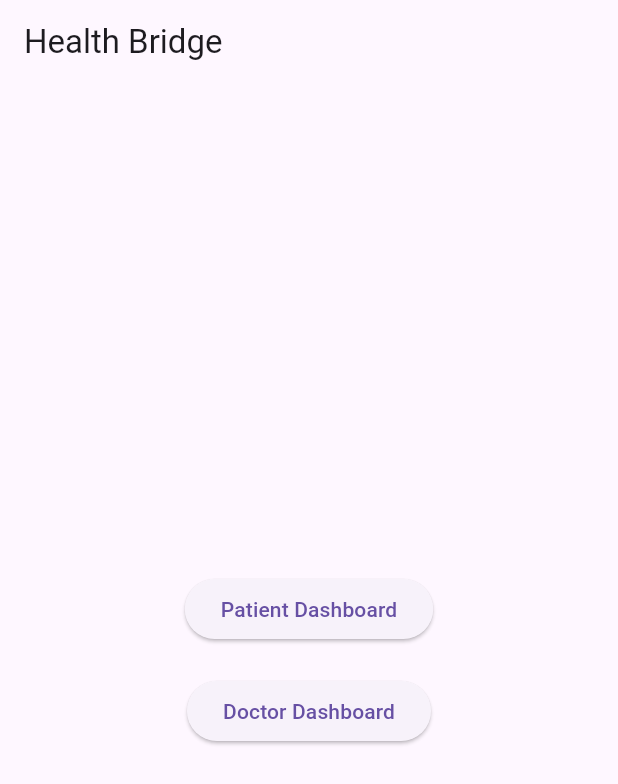
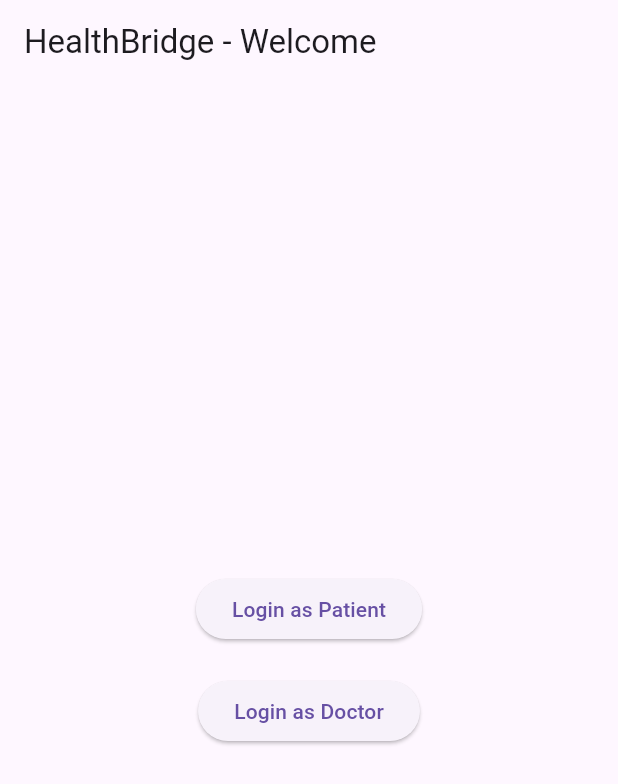
Before and after one commit to vy1216/AI-Shayak, a Flutter app: the screen it shows after launch, on a phone screen of 412 x 824 dp. Shown: the top 784 px of the screen. Run offline on Flutter 3.47's test engine with Material 3 defaults, Android fonts, the phone set to English and light mode, and no system bars; our stand-ins replace camera, image_picker; missing offline and left inert: google_ml_kit.

Commit message:
Changes before Firebase Studio auto-run

```diff
--- /dev/null
+++ b/lib/auth/auth_screen.dart
@@ -0,0 +1,35 @@
+
+import 'package:flutter/material.dart';
+
+class AuthScreen extends StatelessWidget {
+  const AuthScreen({super.key});
+
+  @override
+  Widget build(BuildContext context) {
+    return Scaffold(
+      appBar: AppBar(
+        title: const Text('HealthBridge - Welcome'),
+      ),
+      body: Center(
+        child: Column(
+          mainAxisAlignment: MainAxisAlignment.center,
+          children: <Widget>[
+            ElevatedButton(
+              onPressed: () {
+                Navigator.pushReplacementNamed(context, '/patient_dashboard');
+              },
+              child: const Text('Login as Patient'),
+            ),
+            const SizedBox(height: 20),
+            ElevatedButton(
+              onPressed: () {
+                Navigator.pushReplacementNamed(context, '/doctor_dashboard');
+              },
+              child: const Text('Login as Doctor'),
+            ),
+          ],
+        ),
+      ),
+    );
+  }
+}
--- a/lib/main.dart
+++ b/lib/main.dart
@@ -1,61 +1,30 @@
+
 import 'package:flutter/material.dart';
-import 'package:health_bridge/patient_dashboard/patient_dashboard.dart';
-import 'package:health_bridge/doctor_dashboard/doctor_dashboard.dart';
+import 'package:health_bridge/auth/auth_screen.dart';
+import 'package:health_bridge/patient_dashboard/patient_dashboard_screen.dart';
+import 'package:health_bridge/doctor_dashboard/doctor_dashboard_screen.dart';
 
 void main() {
-  runApp(const MyApp());
+  runApp(const HealthBridgeApp());
 }
 
-class MyApp extends StatelessWidget {
-  const MyApp({Key? key}) : super(key: key);
+class HealthBridgeApp extends StatelessWidget {
+  const HealthBridgeApp({super.key});
 
   @override
   Widget build(BuildContext context) {
     return MaterialApp(
-      title: 'Health Bridge',
+      title: 'HealthBridge',
       theme: ThemeData(
         primarySwatch: Colors.blue,
+        visualDensity: VisualDensity.adaptivePlatformDensity,
       ),
-      home: const HomePage(),
+      initialRoute: '/',
+      routes: {
+        '/': (context) => const AuthScreen(),
+        '/patient_dashboard': (context) => const PatientDashboardScreen(),
+        '/doctor_dashboard': (context) => const DoctorDashboardScreen(),
+      },
     );
   }
 }
-
-class HomePage extends StatelessWidget {
-  const HomePage({Key? key}) : super(key: key);
-
-  @override
-  Widget build(BuildContext context) {
-    return Scaffold(
-      appBar: AppBar(
-        title: const Text('Health Bridge'),
-      ),
-      body: Center(
-        child: Column(
-          mainAxisAlignment: MainAxisAlignment.center,
-          children: <Widget>[
-            ElevatedButton(
-              onPressed: () {
-                Navigator.push(
-                  context,
-                  MaterialPageRoute(builder: (context) => const PatientDashboard()),
-                );
-              },
-              child: const Text('Patient Dashboard'),
-            ),
-            const SizedBox(height: 20),
-            ElevatedButton(
-              onPressed: () {
-                Navigator.push(
-                  context,
-                  MaterialPageRoute(builder: (context) => const DoctorDashboard()),
-                );
-              },
-              child: const Text('Doctor Dashboard'),
-            ),
-          ],
-        ),
-      ),
-    );
-  }
-}
--- a/lib/patient_dashboard/patient_dashboard.dart
+++ b/lib/patient_dashboard/patient_dashboard.dart
@@ -1,5 +1,6 @@
 import 'package:camera/camera.dart';
 import 'package:flutter/material.dart';
+import 'package:health_bridge/patient_dashboard/my_logs.dart';
 import 'package:health_bridge/patient_dashboard/scan_prescription.dart';
 
 class PatientDashboard extends StatefulWidget {
@@ -36,7 +37,10 @@ class _PatientDashboardState extends State<PatientDashboard> {
             const SizedBox(height: 20),
             ElevatedButton.icon(
               onPressed: () {
-                // TODO: Implement view logs functionality
+                Navigator.push(
+                  context,
+                  MaterialPageRoute(builder: (context) => const MyLogsScreen()),
+                );
               },
               icon: const Icon(Icons.notes),
               label: const Text('My Logs'),
```
Also changed, not shown: lib/doctor_dashboard/doctor_dashboard_screen.dart (added, +28 -0 lines), lib/patient_dashboard/patient_dashboard_screen.dart (added, +46 -0 lines), lib/patient_dashboard/prescription_scanner.dart (added, +106 -0 lines), lib/services/ocr_service.dart (added, +19 -0 lines), pubspec.yaml (+5 -4 lines).
